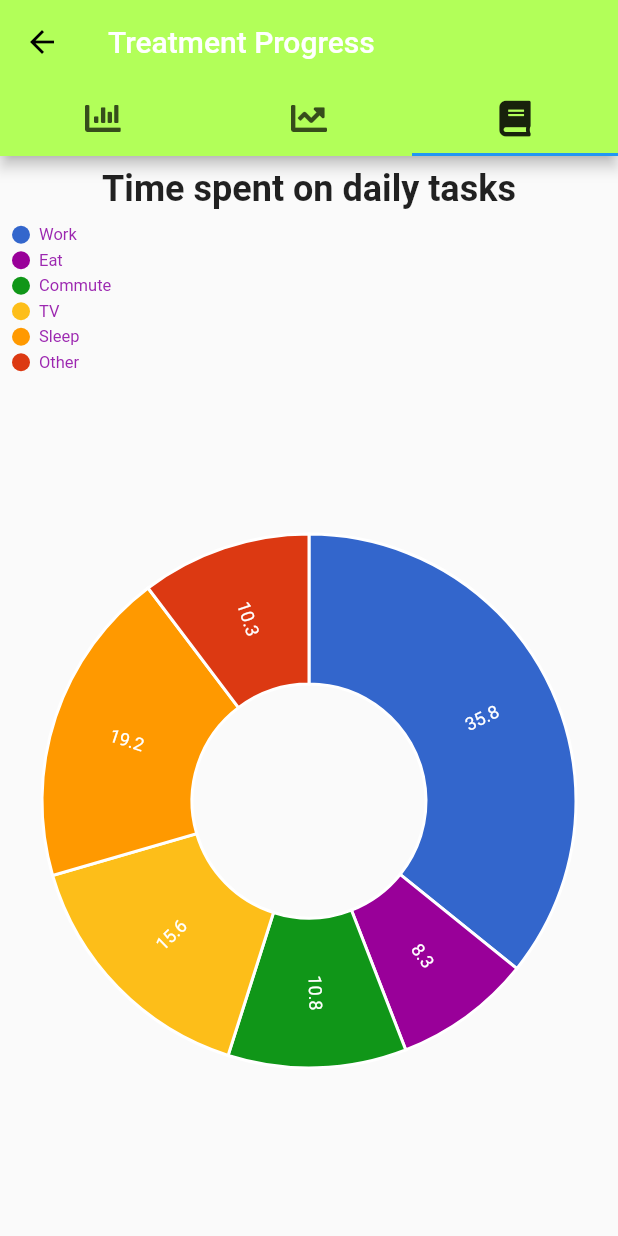
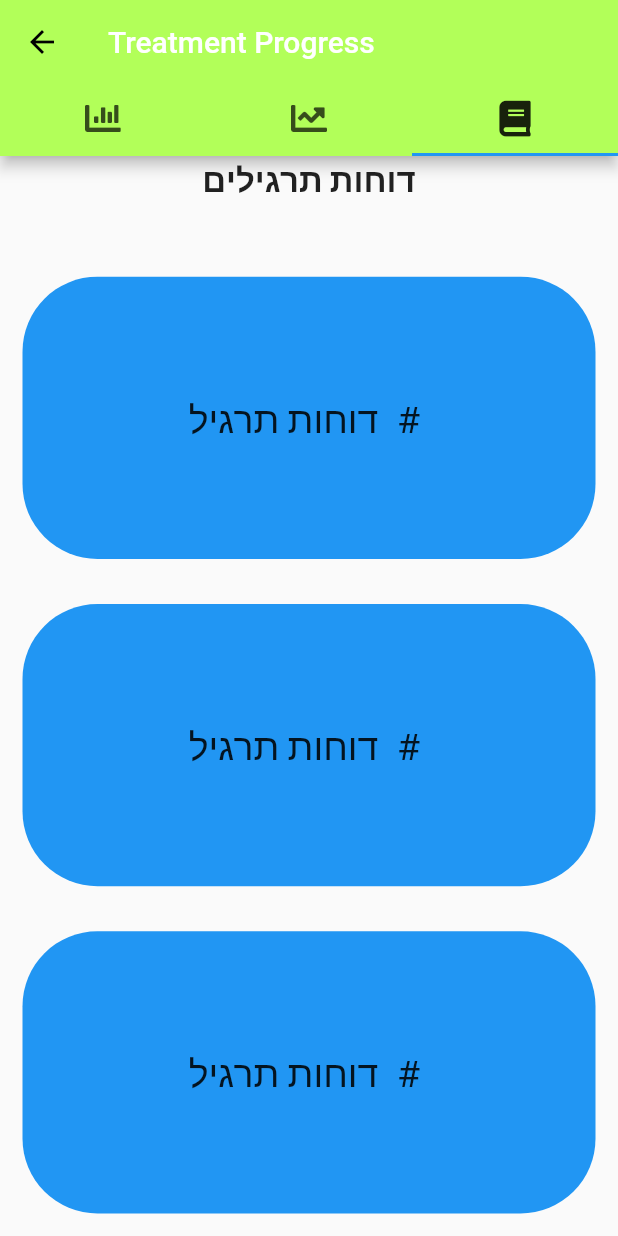
Before and after one commit to nivnaory/homephiys, a Flutter app: the TreatmentProgressPage screen opened directly, tab 3 chosen, on a phone screen of 412 x 824 dp. Run offline on Flutter 3.47's test engine with Material 2 defaults, Android fonts, the phone set to English and light mode, and no system bars; our stand-ins replace charts_flutter, font_awesome_flutter, toast, youtube_player_flutter; missing offline and left inert: flutter_collapse, grouped_buttons, snapshot; Roboto replaces fonts that are missing (Georgia).

Commit message:
U.I for prograss report ready

```diff
--- /dev/null
+++ b/lib/Pages/QuestionReportPage.dart
@@ -0,0 +1,147 @@
+import 'package:flutter/cupertino.dart';
+import 'package:flutter/material.dart';
+import 'package:homephiys/Entity/Exercise.dart';
+import 'package:homephiys/Entity/Paitent.dart';
+
+import 'package:homephiys/Entity/Stage.dart';
+import 'package:toast/toast.dart';
+import 'ExercisePage.dart';
+import 'ReportPage.dart';
+
+class QuestionReportPage extends StatefulWidget {
+
+
+
+
+  _QuestionReportPage createState() => _QuestionReportPage();
+}
+
+class _QuestionReportPage extends State<QuestionReportPage> {
+  @override
+  Widget build(BuildContext context) {
+    return Scaffold(
+        appBar: AppBar(
+          title: Text(
+            'Reports',
+            style: TextStyle(color: Colors.white),
+          ),
+        ),
+        backgroundColor: Colors.white,
+        body: Column(
+              children:<Widget>[
+                Flexible(
+                    flex:0,
+                    fit:FlexFit.tight,
+                    child:new  Text(
+                      'שאלונים קודמים',
+                      style: TextStyle(fontSize: 24.0,fontWeight: FontWeight.bold),
+                      textAlign: TextAlign.center,
+                    )
+                ),
+                Flexible(
+                  flex:2,
+                  fit:FlexFit.tight,
+                  child: Container(
+                    child: Center(
+                      child: Column(
+                        children: List.generate(
+                            5, (index) {
+                          return ExerciseButton();
+                        }
+                        ),
+                      ),
+                    ),
+                  ),
+                ),
+              ],
+          ),
+        );
+  }
+}
+
+class ExerciseButton extends StatelessWidget {
+  const ExerciseButton({
+    Key key,
+  }) : super(key: key);
+
+  @override
+  Widget build(BuildContext context) {
+    return Expanded(
+      child: Column(
+        children: <Widget>[
+          Expanded(
+            child: GestureDetector(
+              onTap: () {
+                Navigator.push(
+                    context,
+                    MaterialPageRoute(
+                        builder: (context) => ReportPage(
+                        )));
+              },
+              child: ReusableCard(
+                cardChild: Column(
+                  mainAxisAlignment: MainAxisAlignment.center,
+                  children: <Widget>[
+                    SizedBox(
+                      width: 400.0,
+                    ),
+                    Text(
+                      ":שאלון מספר ",
+                      style: TextStyle(fontSize: 25.0),
+                    ),
+                  ],
+                ),
+                color:Colors.blue,
+              ),
+            ),
+          ),
+        ],
+      ),
+    );
+  }
+}
+
+class Pollution {
+  String place;
+  int year;
+  int quantity;
+
+  Pollution(this.year, this.place, this.quantity);
+}
+
+class Task {
+  String task;
+  double taskvalue;
+  Color colorval;
+
+  Task(this.task, this.taskvalue, this.colorval);
+}
+
+class Sales {
+  int yearval;
+  int salesval;
+
+  Sales(this.yearval, this.salesval);
+}
+
+class ReusableCard extends StatefulWidget {
+  final Widget cardChild;
+  final Color color;
+  ReusableCard({this.cardChild, this.color});
+
+  _ReusableCard createState() => _ReusableCard();
+}
+
+class _ReusableCard extends State<ReusableCard> {
+  @override
+  Widget build(BuildContext context) {
+    return Container(
+      child: this.widget.cardChild,
+      margin: EdgeInsets.all(15.0),
+      decoration: BoxDecoration(
+        color: this.widget.color,
+        borderRadius: BorderRadius.circular(50.0),
+      ),
+    );
+  }
+}
--- a/lib/Pages/StagePage.dart
+++ b/lib/Pages/StagePage.dart
@@ -59,7 +59,8 @@ class _StagePage extends State<StagePage> {
               );
             }
           }),
-        ));
+        )
+    );
   }
 }
 
--- a/lib/Pages/TreatmentProgressPage.dart
+++ b/lib/Pages/TreatmentProgressPage.dart
@@ -2,6 +2,8 @@ import 'package:flutter/material.dart';
 import 'package:charts_flutter/flutter.dart' as charts;
 import 'package:font_awesome_flutter/font_awesome_flutter.dart';
 import 'package:homephiys/Entity/Paitent.dart';
+import 'package:homephiys/Pages/QuestionReportPage.dart';
+import 'package:toast/toast.dart';
 
 class TreatmentProgressPage extends StatefulWidget {
   final Widget child;
@@ -237,48 +239,81 @@ class _TreatmentProgressPage extends State<TreatmentProgressPage> {
                   ),
                 ),
               ),
-              Padding(
-                padding: EdgeInsets.all(8.0),
-                child: Container(
-                  child: Center(
-                    child: Column(
-                      children: <Widget>[
-                        Text(
-                          'Time spent on daily tasks',style: TextStyle(fontSize: 24.0,fontWeight: FontWeight.bold),),
-                        SizedBox(height: 10.0,),
-                        Expanded(
-                          child: charts.PieChart(
-                              _seriesPieData,
-                              animate: true,
-                              animationDuration: Duration(seconds: 5),
-                              behaviors: [
-                                new charts.DatumLegend(
-                                  outsideJustification: charts.OutsideJustification.endDrawArea,
-                                  horizontalFirst: false,
-                                  desiredMaxRows: 2,
-                                  cellPadding: new EdgeInsets.only(right: 4.0, bottom: 4.0),
-                                  entryTextStyle: charts.TextStyleSpec(
-                                      color: charts.MaterialPalette.purple.shadeDefault,
-                                      fontFamily: 'Georgia',
-                                      fontSize: 11),
-                                )
-                              ],
-                              defaultRenderer: new charts.ArcRendererConfig(
-                                  arcWidth: 100,
-                                  arcRendererDecorators: [
-                                    new charts.ArcLabelDecorator(
-                                        labelPosition: charts.ArcLabelPosition.inside)
-                                  ])),
-                        ),
-                      ],
+
+              Column(
+                children:<Widget>[
+                   Flexible(
+                     flex:1,
+                      fit:FlexFit.tight,
+                      child:new  Text(
+                    'דוחות תרגילים',
+                        style: TextStyle(fontSize: 22.0,fontWeight: FontWeight.bold),
+                        textAlign: TextAlign.center,
+                      )
+                   ),
+                  Flexible(
+                  flex:10,
+                  child: Container(
+
+                    child: Center(
+                      child: Column(
+                              children: List.generate(
+                                  3, (index) {
+                              return ExerciseButton();
+                            }
+                            ),
                     ),
                   ),
+                 ),
                 ),
+                ]
               ),
             ],
           ),
         )
     );
+  }
+}
+
+class ExerciseButton extends StatelessWidget {
+  const ExerciseButton({
+    Key key,
+  }) : super(key: key);
+
+  @override
+  Widget build(BuildContext context) {
+    return Expanded(
+      child: Column(
+        children: <Widget>[
+          Expanded(
+            child: GestureDetector(
+              onTap: () {
+                print("im here");
+                Navigator.push(
+                    context,
+                    MaterialPageRoute(
+                        builder: (context) => QuestionReportPage()));
+              },
+              child: ReusableCard(
+                cardChild: Column(
+                  mainAxisAlignment: MainAxisAlignment.center,
+                  children: <Widget>[
+                    SizedBox(
+                      width: 400.0,
+                    ),
+                    Text(
+                      "דוחות תרגיל  # ",
+                      style: TextStyle(fontSize: 25.0),
+                    ),
+                  ],
+                ),
+                color:Colors.blue,
+              ),
+            ),
+          ),
+        ],
+      ),
+      );
   }
 }
 
@@ -304,3 +339,25 @@ class Sales {
 
   Sales(this.yearval, this.salesval);
 }
+
+class ReusableCard extends StatefulWidget {
+  final Widget cardChild;
+  final Color color;
+  ReusableCard({this.cardChild, this.color});
+
+  _ReusableCard createState() => _ReusableCard();
+}
+
+class _ReusableCard extends State<ReusableCard> {
+  @override
+  Widget build(BuildContext context) {
+    return Container(
+      child: this.widget.cardChild,
+      margin: EdgeInsets.all(15.0),
+      decoration: BoxDecoration(
+        color: this.widget.color,
+        borderRadius: BorderRadius.circular(50.0),
+      ),
+    );
+  }
+}
```
Also changed, not shown: lib/Pages/ReportPage.dart (added, +184 -0 lines).
